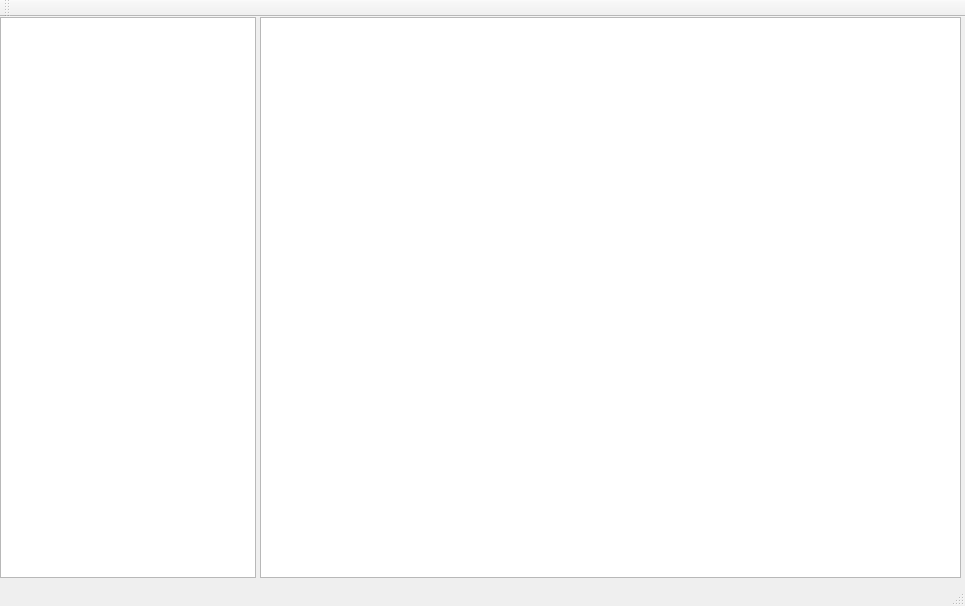
Above: src/ui/mainwindow.ui from andreevlex/training-url-database before the change. Below: the same form after it.
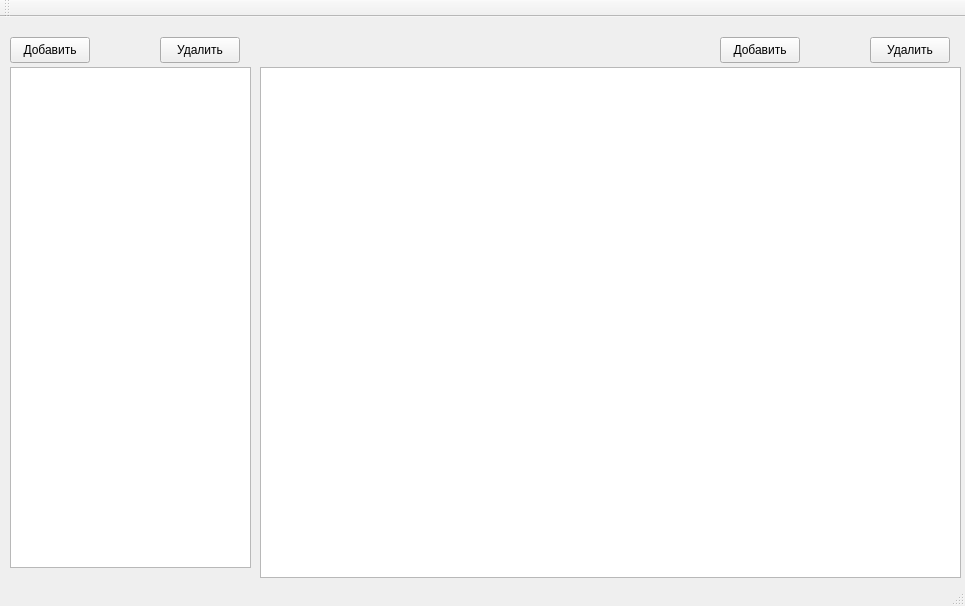
That is the form after the change.

```diff
--- a/src/ui/mainwindow.ui
+++ b/src/ui/mainwindow.ui
@@ -18,22 +18,74 @@
     <property name="geometry">
      <rect>
       <x>260</x>
-      <y>0</y>
+      <y>50</y>
       <width>701</width>
-      <height>561</height>
+      <height>511</height>
      </rect>
     </property>
    </widget>
-   <widget class="QTreeView" name="TRV">
+   <widget class="QTableView" name="tableView">
     <property name="geometry">
      <rect>
-      <x>0</x>
-      <y>0</y>
-      <width>256</width>
-      <height>561</height>
+      <x>10</x>
+      <y>50</y>
+      <width>241</width>
+      <height>501</height>
      </rect>
     </property>
    </widget>
+   <widget class="QPushButton" name="pushButton">
+    <property name="geometry">
+     <rect>
+      <x>10</x>
+      <y>20</y>
+      <width>80</width>
+      <height>26</height>
+     </rect>
+    </property>
+    <property name="text">
+     <string>Добавить</string>
+    </property>
+   </widget>
+   <widget class="QPushButton" name="pushButton_2">
+    <property name="geometry">
+     <rect>
+      <x>160</x>
+      <y>20</y>
+      <width>80</width>
+      <height>26</height>
+     </rect>
+    </property>
+    <property name="text">
+     <string>Удалить</string>
+    </property>
+   </widget>
+   <widget class="QPushButton" name="pushButton_3">
+    <property name="geometry">
+     <rect>
+      <x>720</x>
+      <y>20</y>
+      <width>80</width>
+      <height>26</height>
+     </rect>
+    </property>
+    <property name="text">
+     <string>Добавить</string>
+    </property>
+   </widget>
+   <widget class="QPushButton" name="pushButton_4">
+    <property name="geometry">
+     <rect>
+      <x>870</x>
+      <y>20</y>
+      <width>80</width>
+      <height>26</height>
+     </rect>
+    </property>
+    <property name="text">
+     <string>Удалить</string>
+    </property>
+   </widget>
   </widget>
   <widget class="QMenuBar" name="menuBar">
    <property name="geometry">
```
Left out of the diff: 2 changed lines with no effect on the pictures.
